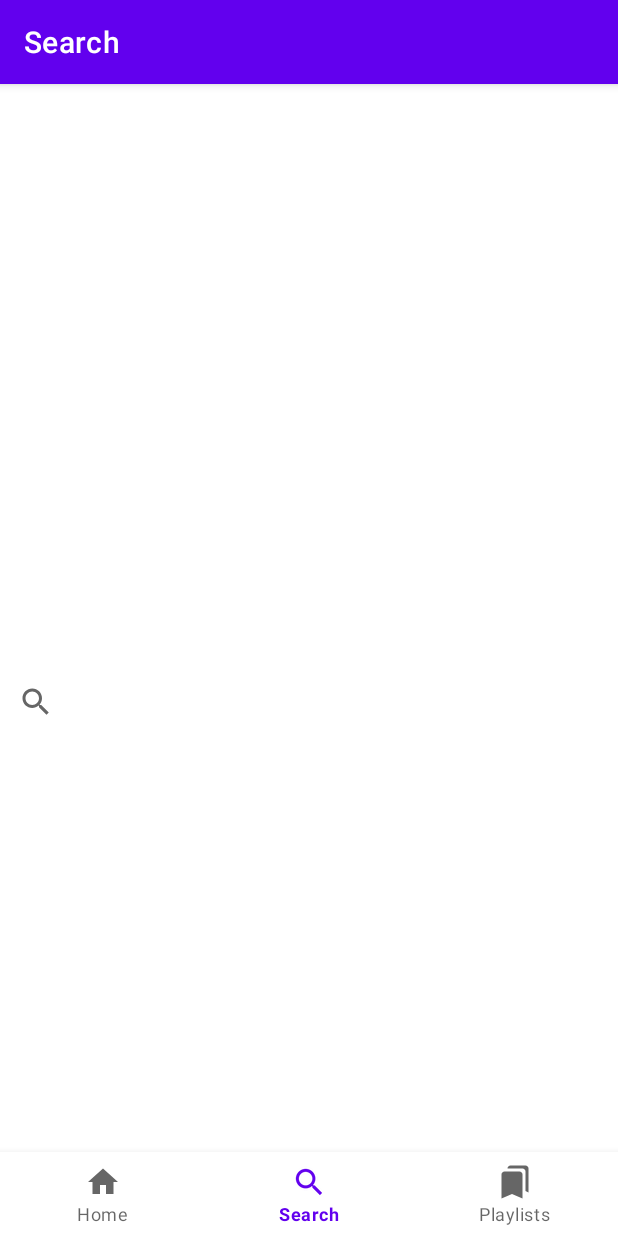
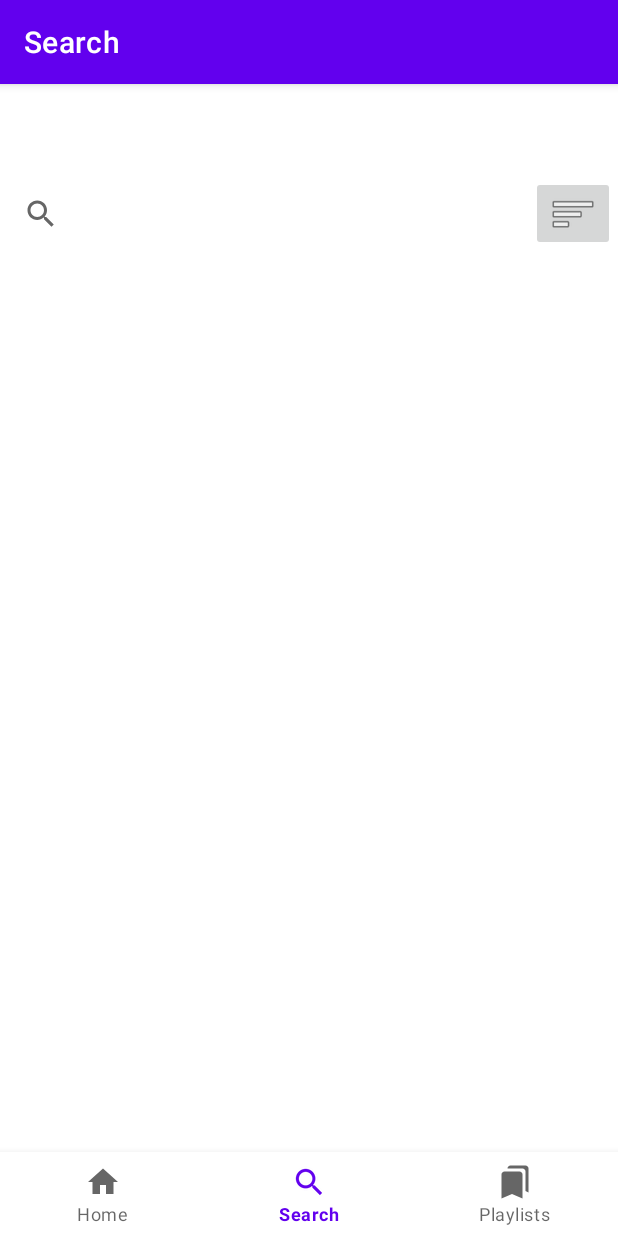
Before and after one commit to Raymond-The-Best/Countries-App, an Android app: the SearchFragment screen opened through its navigation route, on a phone screen of 412 x 824 dp. Run offline under Robolectric (Android 15) with nearby library versions, the phone set to English and light mode, and no system bars; our stand-ins replace navigation-ui.

Commit message:
search bar et sort button

```diff
--- a/app/src/main/res/layout/fragment_search.xml
+++ b/app/src/main/res/layout/fragment_search.xml
@@ -6,10 +6,23 @@
     android:layout_height="match_parent"
     tools:context=".ui.search.SearchFragment">
 
+    <ImageButton
+        android:id="@+id/sortButtonComponent"
+        android:layout_width="wrap_content"
+        android:layout_height="50dp"
+        android:layout_marginTop="5dp"
+        android:layout_marginEnd="2dp"
+        android:contentDescription="@string/sortButtonComponent"
+        android:src="@android:drawable/ic_menu_sort_by_size"
+        app:layout_constraintEnd_toEndOf="parent"
+        app:layout_constraintTop_toTopOf="parent" />
+
     <SearchView
         android:id="@+id/searchBarComponent"
-        android:layout_width="match_parent"
-        android:layout_height="match_parent"
+        android:layout_width="350dp"
+        android:layout_height="50dp"
+        android:layout_marginStart="3dp"
+        android:layout_marginTop="5dp"
         app:layout_constraintStart_toStartOf="parent"
         app:layout_constraintTop_toTopOf="parent" />
 </androidx.constraintlayout.widget.ConstraintLayout>
--- a/app/src/main/res/values/strings.xml
+++ b/app/src/main/res/values/strings.xml
@@ -7,4 +7,5 @@
     <string name="playlists">Playlists</string>
     <string name="title_search">Search</string>
     <string name="title_playlists">Playlists</string>
+    <string name="sortButtonComponent">Search</string>
 </resources>
--- a/build.gradle.kts
+++ b/build.gradle.kts
@@ -2,4 +2,5 @@
 plugins {
     id("com.android.application") version "8.2.2" apply false
     id("org.jetbrains.kotlin.android") version "1.9.22" apply false
+
 }
```
